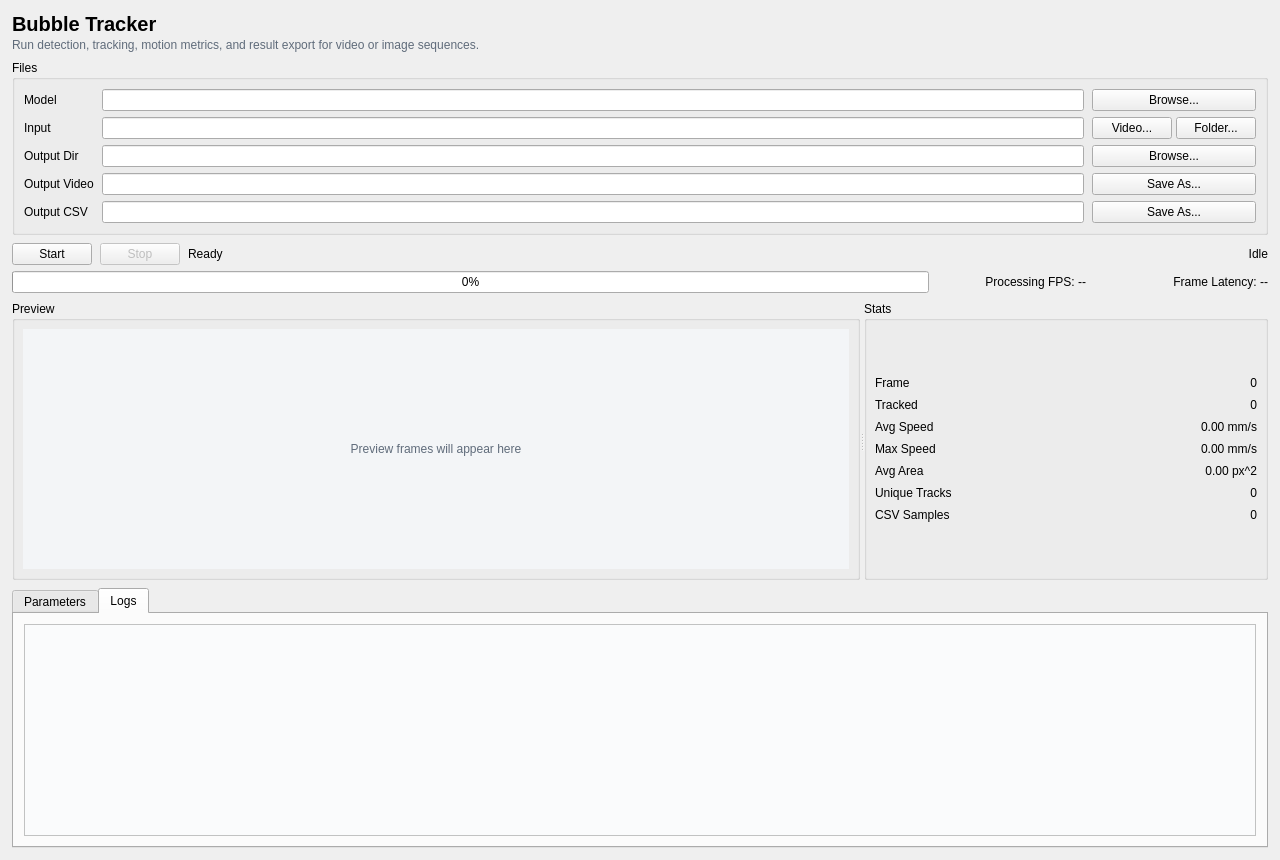
AHin16/YOLOTracker, file bubble_tracker_ui.ui: the form before one commit.
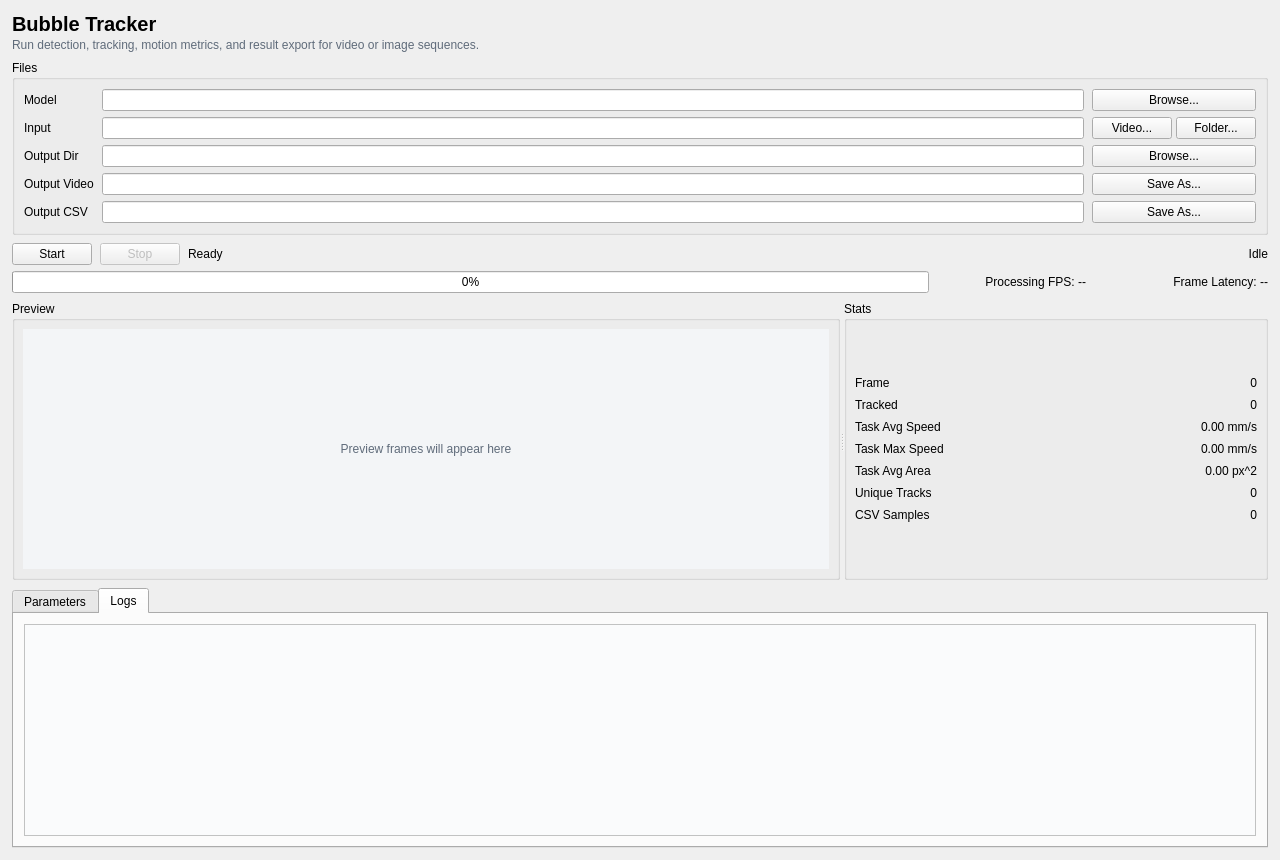
The form after the commit.

Patch:
```diff
--- a/bubble_tracker_ui.ui
+++ b/bubble_tracker_ui.ui
@@ -414,7 +414,7 @@
         <item row="2" column="0">
          <widget class="QLabel" name="avgSpeedLabel">
           <property name="text">
-           <string>Avg Speed</string>
+           <string>Task Avg Speed</string>
           </property>
          </widget>
         </item>
@@ -431,7 +431,7 @@
         <item row="3" column="0">
          <widget class="QLabel" name="maxSpeedLabel">
           <property name="text">
-           <string>Max Speed</string>
+           <string>Task Max Speed</string>
           </property>
          </widget>
         </item>
@@ -448,7 +448,7 @@
         <item row="4" column="0">
          <widget class="QLabel" name="avgAreaLabel">
           <property name="text">
-           <string>Avg Area</string>
+           <string>Task Avg Area</string>
           </property>
          </widget>
         </item>
```
